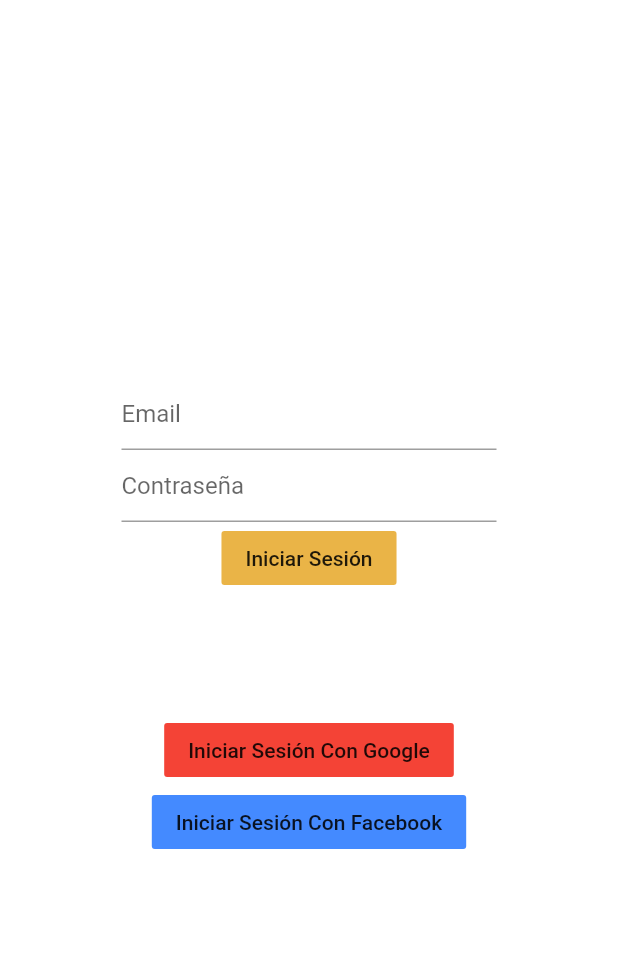
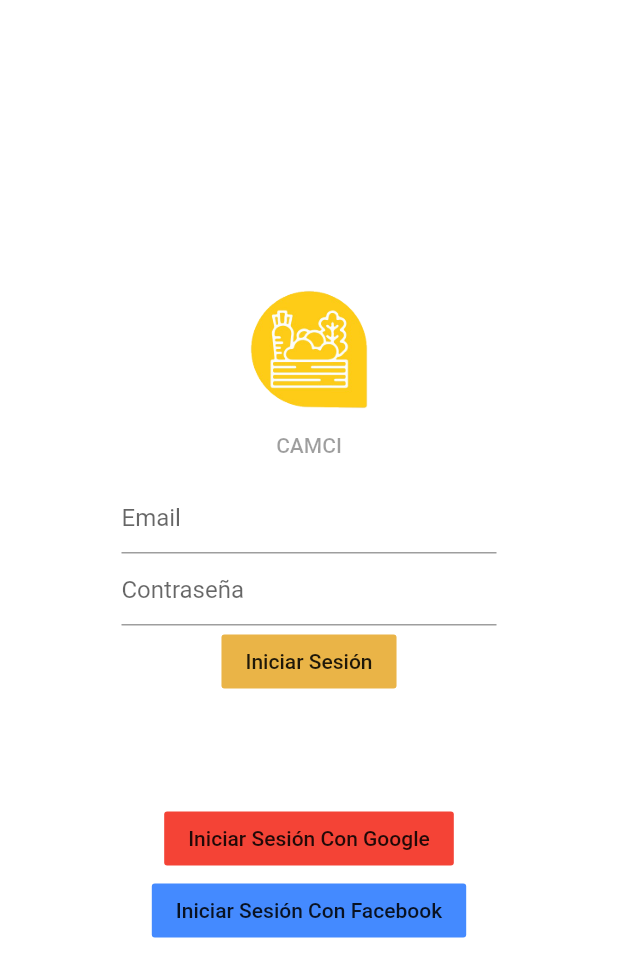
Before and after one commit to jorgemod/camci, a Flutter app: the screen it shows after launch, on a phone screen of 412 x 824 dp. Shown: the top 977 px of the screen. Run offline on Flutter 3.47's test engine with Material 2 defaults, Android fonts, the phone set to English and light mode, and no system bars.

Commit message:
ya quedó la puta imagen

```diff
--- a/camci/lib/autenticacion/singin.dart
+++ b/camci/lib/autenticacion/singin.dart
@@ -1,4 +1,5 @@
 import 'package:flutter/material.dart';
+
 class Signin extends StatelessWidget{
   @override
   Widget build(BuildContext context) {
@@ -13,6 +14,18 @@ class Signin extends StatelessWidget{
     );
 
   }
+  Widget logo() {
+    var assetsImage = new AssetImage('imagenes/logo.png');
+    var image = new Image(image: assetsImage,width: 80.0,height: 80.0,);
+    return Container(
+        child: Center(
+          child: image,
+        ));
+
+  }
+
+
+
   Widget background(){
     return Container(
       height: double.maxFinite,
@@ -31,6 +44,13 @@ class Signin extends StatelessWidget{
             crossAxisAlignment: CrossAxisAlignment.center,
             mainAxisAlignment: MainAxisAlignment.center,
             children: <Widget>[
+              logo(),
+              FlatButton(
+                child: Text("CAMCI"),
+                color: Colors.white,
+
+              ),
+
 
               TextField(
                 decoration: InputDecoration(hintText: "Email"),
@@ -46,7 +66,7 @@ class Signin extends StatelessWidget{
 
               ),
               SizedBox(
-                height: 80,
+                height: 70,
 
               ),
               FlatButton(
--- a/camci/pubspec.yaml
+++ b/camci/pubspec.yaml
@@ -41,8 +41,8 @@ flutter:
   uses-material-design: true
 
   # To add assets to your application, add an assets section, like this:
-  #assets:
-  #  - images/a_dot_burr.jpeg
+  assets:
+    - imagenes/
   #  - images/a_dot_ham.jpeg
 
   # An image asset can refer to one or more resolution-specific "variants", see
```
Also changed, not shown: camci/imagenes/logo.png (added), camci/pubspec.lock.
